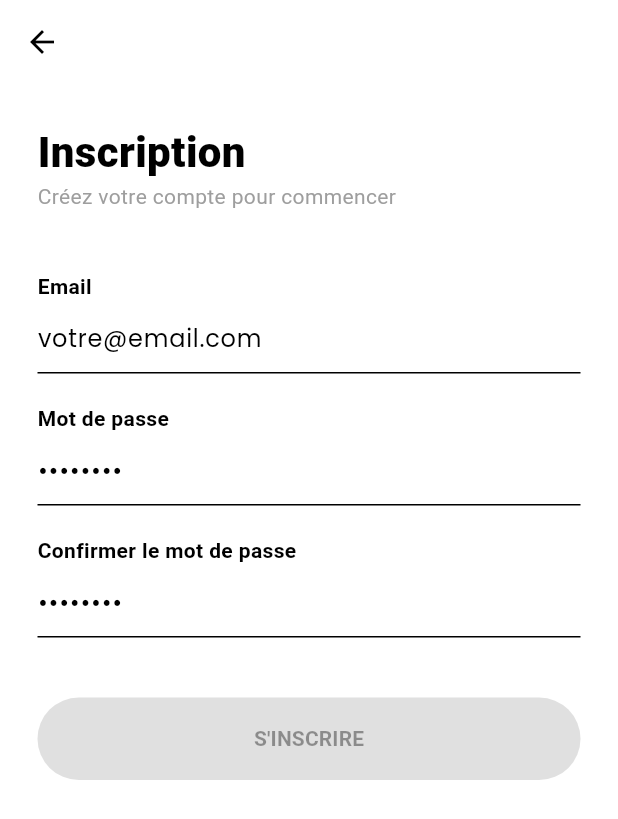
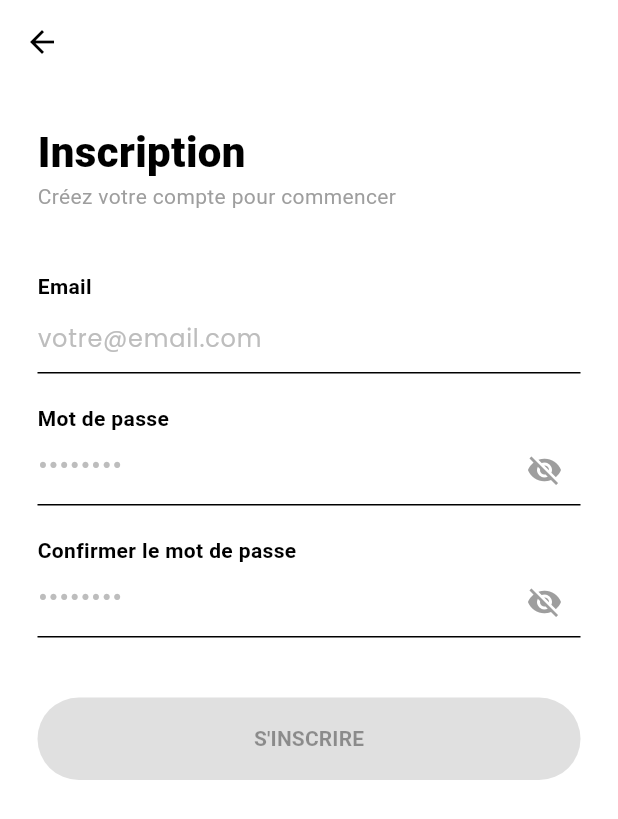
Before and after one commit to JulesssL/front-kolok, a Flutter app: the SignupScreen screen opened directly, on a phone screen of 412 x 824 dp. Shown: the top 819 px of the screen. Run offline on Flutter 3.47's test engine with Material 3 defaults, Android fonts, the phone set to English and light mode, and no system bars; our stand-ins replace cached_network_image, flutter_dotenv, flutter_secure_storage, flutter_svg, google_fonts, image_picker and 2 more; accounts and stored records are empty; project files that could hold a hidden picture were left out.

Commit message:
fix(onboarding): ux improvements and password visibility toggle

```diff
--- a/lib/screens/onboarding/profile_setup_screen.dart
+++ b/lib/screens/onboarding/profile_setup_screen.dart
@@ -167,10 +167,9 @@
                   const SizedBox(height: 50),
 
                   _isLoading
-                      ? const Center(child: CircularProgressIndicator(color: Color(0xFF918EF4)))
+                      ? const Center(child: CircularProgressIndicator())
                       : MainButton(
                           text: "SUIVANT",
-                          color: const Color(0xFF918EF4),
                           onPressed: _isFormValid ? _registerUser : null,
                         ),
                   const SizedBox(height: 20),
@@ -194,6 +193,7 @@
           validator: (value) => value!.isEmpty ? 'Ce champ est requis' : null,
           decoration: InputDecoration(
             hintText: hint,
+            hintStyle: TextStyle(color: Colors.grey.shade400),
             filled: true,
             fillColor: Colors.grey.shade50,
             contentPadding: const EdgeInsets.symmetric(horizontal: 20, vertical: 15),
--- a/lib/screens/onboarding/sign_up_screen.dart
+++ b/lib/screens/onboarding/sign_up_screen.dart
@@ -1,4 +1,5 @@
 import 'package:flutter/material.dart';
+import 'package:flutter/services.dart';
 import '../../widgets/main_button_onboarding.dart';
 import 'profile_setup_screen.dart';
 
@@ -17,6 +18,8 @@
   final _confirmPasswordController = TextEditingController();
 
   bool _isFormValid = false;
+  bool _obscurePassword = true;
+  bool _obscureConfirmPassword = true;
 
   void _validateForm() {
     setState(() {
@@ -80,7 +83,15 @@
                   TextFormField(
                     controller: _emailController,
                     keyboardType: TextInputType.emailAddress,
-                    decoration: const InputDecoration(hintText: "votre@email.com"),
+                    inputFormatters: [
+                      TextInputFormatter.withFunction((oldValue, newValue) {
+                        return newValue.copyWith(text: newValue.text.toLowerCase());
+                      }),
+                    ],
+                    decoration: InputDecoration(
+                      hintText: "votre@email.com",
+                      hintStyle: TextStyle(color: Colors.grey.shade400),
+                    ),
                     validator: (value) {
                       if (value == null || value.isEmpty || !value.contains('@')) {
                         return 'Veuillez entrer un email valide';
@@ -94,8 +105,22 @@
                   const Text("Mot de passe", style: TextStyle(fontWeight: FontWeight.bold)),
                   TextFormField(
                     controller: _passwordController,
-                    obscureText: true,
-                    decoration: const InputDecoration(hintText: "••••••••"),
+                    obscureText: _obscurePassword,
+                    decoration: InputDecoration(
+                      hintText: "••••••••",
+                      hintStyle: TextStyle(color: Colors.grey.shade400),
+                      suffixIcon: IconButton(
+                        icon: Icon(
+                          _obscurePassword ? Icons.visibility_off : Icons.visibility,
+                          color: Colors.grey,
+                        ),
+                        onPressed: () {
+                          setState(() {
+                            _obscurePassword = !_obscurePassword;
+                          });
+                        },
+                      ),
+                    ),
                     validator: (value) {
                       if (value == null || value.length < 8) {
                         return 'Le mot de passe doit faire au moins 8 caractères';
@@ -115,8 +140,22 @@
                   const Text("Confirmer le mot de passe", style: TextStyle(fontWeight: FontWeight.bold)),
                   TextFormField(
                     controller: _confirmPasswordController,
-                    obscureText: true,
-                    decoration: const InputDecoration(hintText: "••••••••"),
+                    obscureText: _obscureConfirmPassword,
+                    decoration: InputDecoration(
+                      hintText: "••••••••",
+                      hintStyle: TextStyle(color: Colors.grey.shade400),
+                      suffixIcon: IconButton(
+                        icon: Icon(
+                          _obscureConfirmPassword ? Icons.visibility_off : Icons.visibility,
+                          color: Colors.grey,
+                        ),
+                        onPressed: () {
+                          setState(() {
+                            _obscureConfirmPassword = !_obscureConfirmPassword;
+                          });
+                        },
+                      ),
+                    ),
                     validator: (value) {
                       if (value != _passwordController.text) {
                         return 'Les mots de passe ne correspondent pas';
```
Also changed, not shown: lib/screens/onboarding/address_screen.dart (+22 -4 lines), lib/screens/onboarding/join_kolok_screen.dart (+24 -5 lines), lib/screens/onboarding/log_in_screen.dart (+27 -3 lines), 1 other file.
